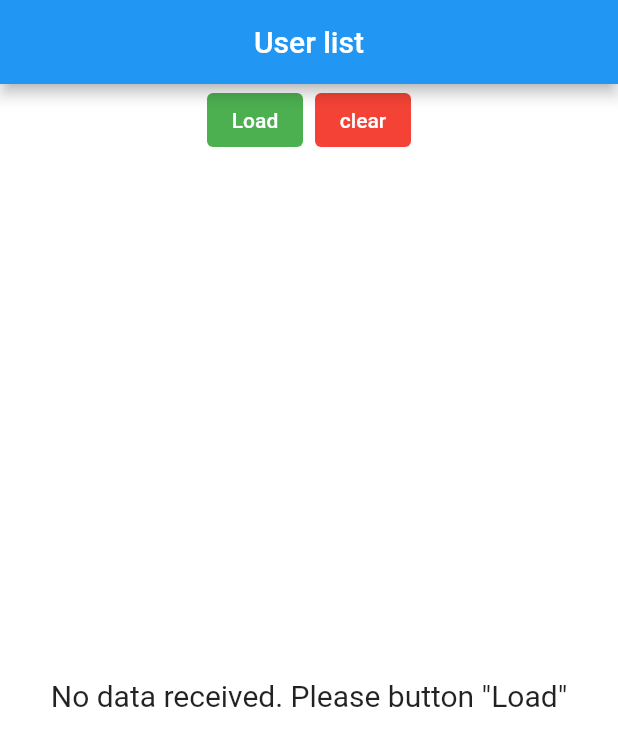
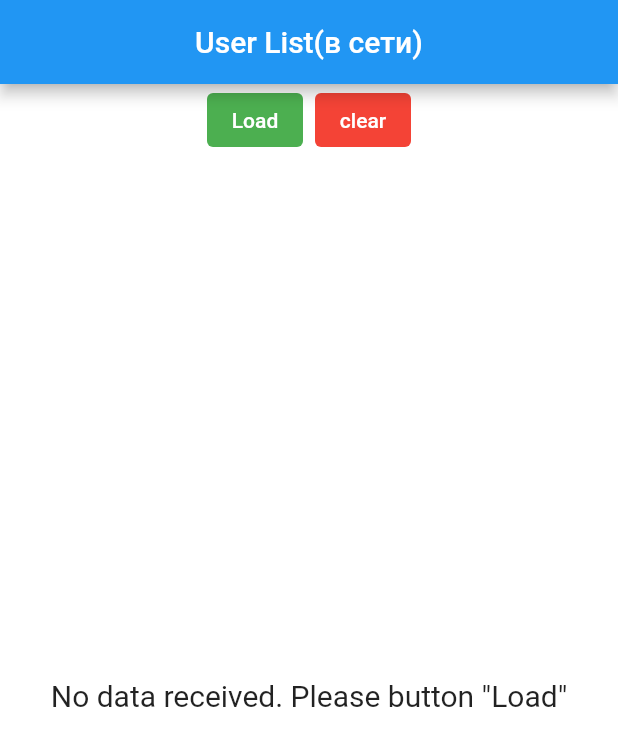
Before and after one commit to Aloxan12/Flutter, a Flutter app: the screen it shows after launch, after a tap on "clear", on a phone screen of 412 x 824 dp. Shown: the top 746 px of the screen. Run offline on Flutter 3.47's test engine with Material 2 defaults, Android fonts, the phone set to English and light mode, and no system bars; our stand-ins replace connectivity_plus, flutter_bloc; network calls fail.

```diff
--- a/lib/cubit/internet_cubit.dart
+++ b/lib/cubit/internet_cubit.dart
@@ -13,7 +13,7 @@ class MyConnectionState {
 }
 
 class ConnectionCubit extends Cubit<MyConnectionState>{
-  StreamSubscription<ConnectivityResult>? _subscription;
+  late StreamSubscription<ConnectivityResult>? _subscription;
   ConnectionCubit() : super(MyConnectionState(false)){
     _subscription = Connectivity().onConnectivityChanged.listen((result) {
       emit(MyConnectionState(result != ConnectivityResult.none));
--- a/lib/pages/home_page.dart
+++ b/lib/pages/home_page.dart
@@ -3,6 +3,7 @@ import 'package:flutter/material.dart';
 import 'package:flutter_bloc/flutter_bloc.dart';
 import 'package:flutter_first_progect/bloc/user_bloc.dart';
 import 'package:flutter_first_progect/bloc/user_event.dart';
+import 'package:flutter_first_progect/cubit/internet_cubit.dart';
 import 'package:flutter_first_progect/services/user_repository.dart';
 
 import '../widgets/action-buttons.dart';
@@ -17,13 +18,23 @@ class HomePage extends StatelessWidget {
 
     return RepositoryProvider(
       create: (context) => UsersRepository(),
-      child: BlocProvider(
-        create: (context) =>
-            UserBloc(usersRepository: context.read<UsersRepository>())..add(UserLoadEvent()),
+      child: MultiBlocProvider(
+        providers: [
+          BlocProvider(
+            create: (context) =>
+                UserBloc(usersRepository: context.read<UsersRepository>())
+                  ..add(UserLoadEvent()),
+          ),
+          BlocProvider(create: (context) => ConnectionCubit())
+        ],
         child: Scaffold(
           backgroundColor: Colors.white,
           appBar: AppBar(
-            title: const Text('User list'),
+            title: BlocBuilder<ConnectionCubit, MyConnectionState>(
+              builder: (context, state) => state.connected
+                  ? Text('User List(в сети)')
+                  : Text('Нет соеденения с интернетом', style: TextStyle(color: Colors.red),),
+            ),
             centerTitle: true,
           ),
           body: Column(
--- a/lib/widgets/user_list.dart
+++ b/lib/widgets/user_list.dart
@@ -8,14 +8,21 @@ class UserList extends StatelessWidget {
 
   @override
   Widget build(BuildContext context) {
-    return BlocBuilder<UserBloc, UserState>(
+    return BlocConsumer<UserBloc, UserState>(
+      listener: (context, state) {
+        if (state is UserLoadedState) {
+          ScaffoldMessenger.of(context).showSnackBar(SnackBar(
+            content: Text('User is loaded'),
+          ));
+        }
+      },
       builder: (context, state) {
         if (state is UserEmptyState) {
           return const Center(
-              child: Text(
-                'No data received. Please button "Load"',
-                style: TextStyle(fontSize: 20),
-              ),
+            child: Text(
+              'No data received. Please button "Load"',
+              style: TextStyle(fontSize: 20),
+            ),
           );
         }
         if (state is UserLoadingState) {
```
